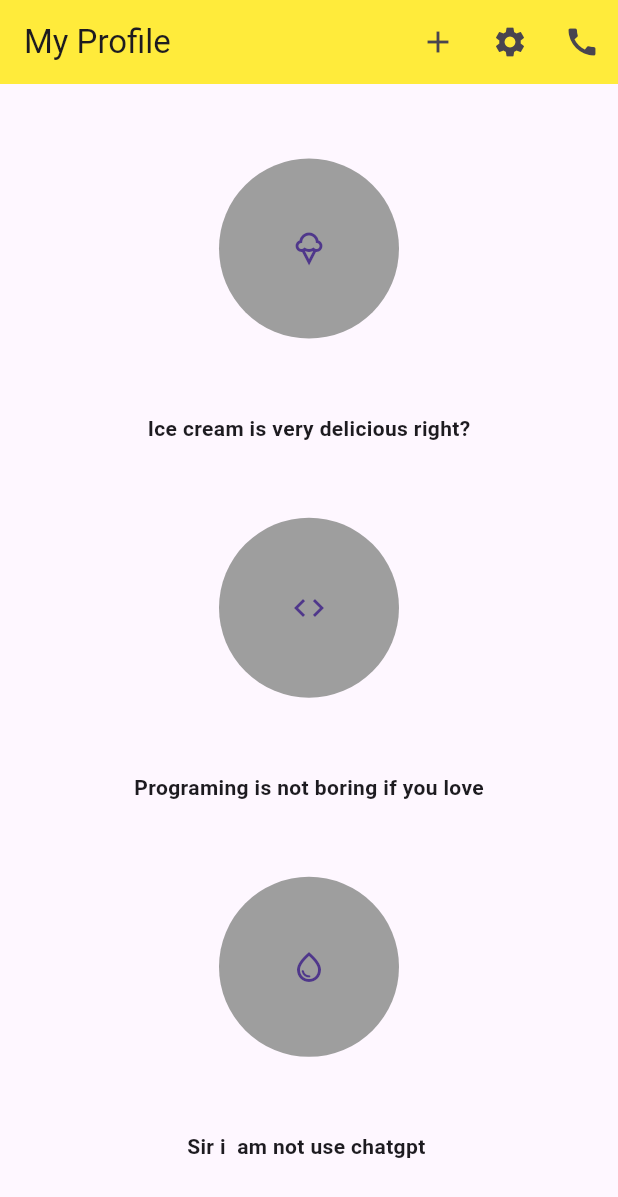
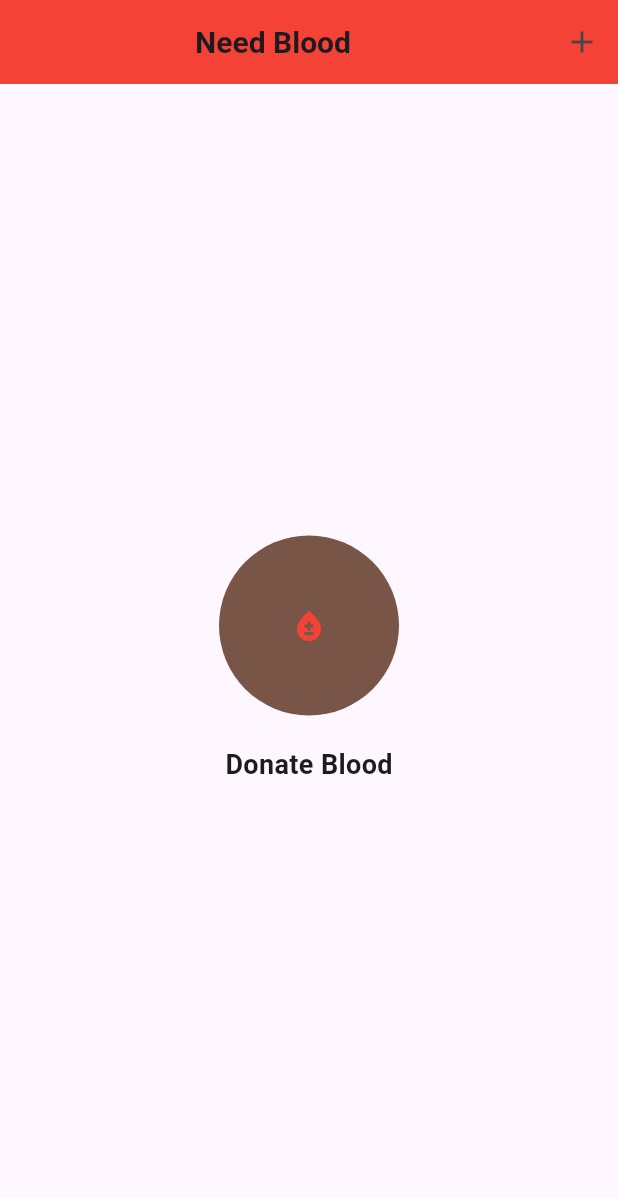
Before and after one commit to jahidhasanmonnaostad/ostadassingment02, a Flutter app: the screen it shows after launch, on a phone screen of 412 x 824 dp. Shown: the top 1197 px of the screen. Run offline on Flutter 3.47's test engine with Material 3 defaults, Android fonts, the phone set to English and light mode, and no system bars.

Commit message:
"change Icon Button  in Icon Button Widget"

```diff
--- a/lib/main.dart
+++ b/lib/main.dart
@@ -1,6 +1,6 @@
 import 'package:flutter/material.dart';
 
-void main (){
+void main() {
   runApp(MyApp());
 }
 
@@ -10,12 +10,11 @@ class MyApp extends StatelessWidget {
   @override
   Widget build(BuildContext context) {
     return MaterialApp(
-      title:"Ostad Flutter Project ",
+      title: "Ostad Flutter Project",
       debugShowCheckedModeBanner: false,
-      home:HomeActivity(),
+      home: HomeActivity(),
     );
   }
-
 }
 
 class HomeActivity extends StatelessWidget {
@@ -25,48 +24,44 @@ class HomeActivity extends StatelessWidget {
   Widget build(BuildContext context) {
     return Scaffold(
       appBar: AppBar(
-        title: Text("My Profile"),
-        backgroundColor: Colors.yellow,
+        backgroundColor: Colors.red,
         actions: [
-          IconButton(onPressed: () {}, icon: Icon(Icons.add),),
-          IconButton(onPressed: () {}, icon: Icon(Icons.settings)),
-          IconButton(onPressed: () {}, icon: Icon(Icons.call)),
+          IconButton(
+            onPressed: () {},
+            icon: Icon(Icons.add),
+          ),
         ],
+        title: Center( // Centering the Text widget
+          child: Text(
+            "Need Blood",
+            style: TextStyle(
+              fontSize: 20,
+              fontWeight: FontWeight.bold,
+            ),
+          ),
+        ),
       ),
-      body:Center(
-        child:Column(
-          mainAxisAlignment:MainAxisAlignment.spaceEvenly,
+      body: Center(
+        child: Column( // Wrap the widgets inside a Column for proper alignment
+          mainAxisAlignment: MainAxisAlignment.center, // Center vertically
+          crossAxisAlignment: CrossAxisAlignment.center, // Center horizontally
           children: [
             CircleAvatar(
-              radius:60,
-              backgroundColor:Colors.grey,
-              child:IconButton(onPressed: (){}, icon:Icon(Icons.icecream_outlined)),
+              radius: 60,
+              backgroundColor: Colors.brown,//i am not guess colors name
+              child: IconButton(
+                onPressed: () {},
+                icon: Icon(Icons.bloodtype, color: Colors.red), // Corrected icon name
+              ),
             ),
-            Text("Ice cream is very delicious right?",style:TextStyle(fontWeight:FontWeight.bold),),
-
-            CircleAvatar(
-              radius:60,
-              backgroundColor:Colors.grey,
-              child:IconButton(onPressed: (){}, icon:Icon(Icons.code_outlined)),
+            SizedBox(height: 20), // Add spacing between the CircleAvatar and Text
+            Text(
+              "Donate Blood", // Corrected string
+              style: TextStyle(fontSize: 18, fontWeight: FontWeight.bold),
             ),
-            Text("Programing is not boring if you love",style:TextStyle(fontWeight:FontWeight.bold),),
-
-            CircleAvatar(
-              radius:60,
-              backgroundColor:Colors.grey,
-              child:IconButton(onPressed: (){}, icon:Icon(Icons.water_drop_outlined)),
-            ),
-
-            Text("Sir i  am not use chatgpt ",style:TextStyle(fontWeight: FontWeight.bold),),
-
-
-
-
           ],
-
         ),
       ),
     );
   }
-
 }
```
